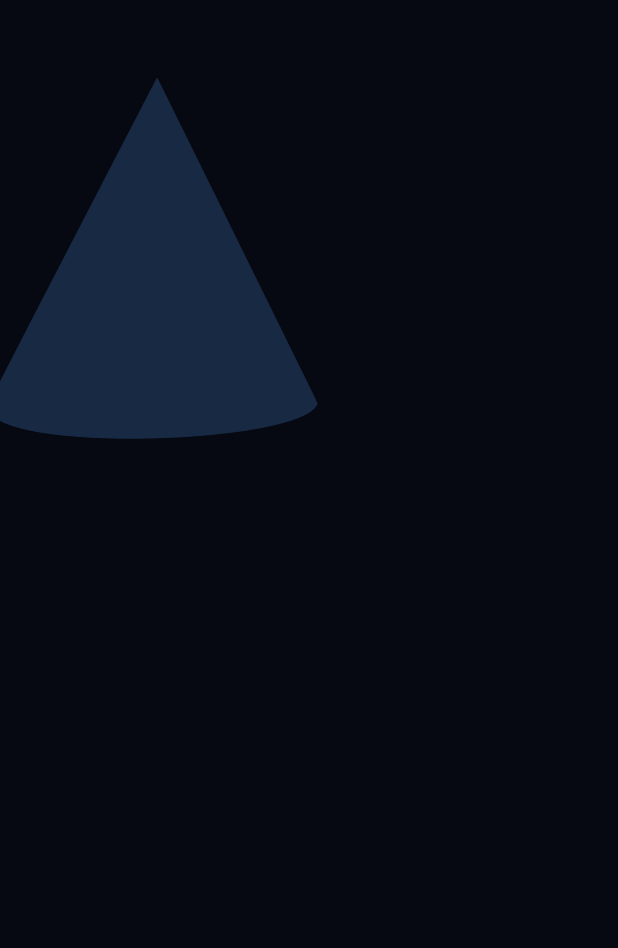
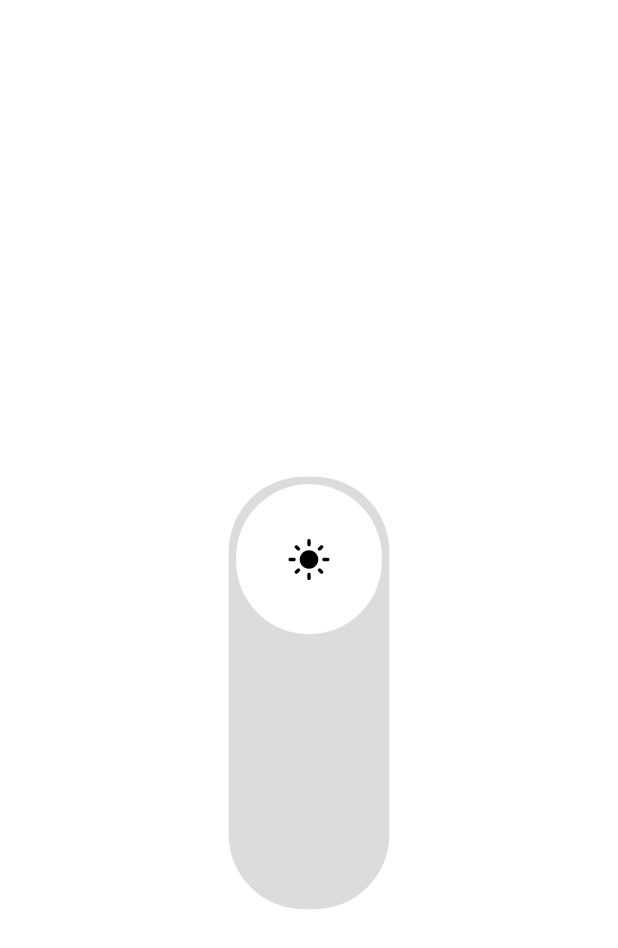
Before and after one commit to m8mamad2/iot_app, a Flutter app: the screen it shows after launch, on a phone screen of 412 x 824 dp. Shown: the top 948 px of the screen. Run offline on Flutter 3.47's test engine with Material 3 defaults, Android fonts, the phone set to English and light mode, and no system bars; missing offline and left inert: mqtt_client.

Commit message:
feat: complete project - fix flutter & arduino codes

```diff
--- a/iot_flutter/lib/home_screen.dart
+++ b/iot_flutter/lib/home_screen.dart
@@ -1,72 +1,49 @@
 import 'package:flutter/material.dart';
+import 'package:iot_flutter/service/mqtt_connection_service.dart';
+import 'package:iot_flutter/utils/utils.dart';
+import 'package:iot_flutter/widget/switch_widget.dart';
 
 
-Size size(BuildContext context)=> MediaQuery.sizeOf(context);
+class HomeScreen extends StatefulWidget {
+  const HomeScreen({super.key});
 
-class HomeScreen extends StatelessWidget {
-  const HomeScreen({super.key});
+  @override
+  State<HomeScreen> createState() => _HomeScreenState();
+}
+class _HomeScreenState extends State<HomeScreen> {
+
+  MqttConnectionService mqttService = MqttConnectionService();
+
+  @override
+  void initState() {
+    super.initState();
+
+    mqttService.setup();
+    mqttService.connection();
+
+  }
 
   @override
   Widget build(BuildContext context) {
     return Scaffold(
-      backgroundColor: Color(0xff060912),
-      body: Column(
-        children: [
-          SizedBox(height: 100,),
-          CustomPaint(
-            size: Size(size(context).width*0.5, size(context).height*0.2),
-            painter: RPSCustomPainter(),
+      body: ValueListenableBuilder(
+        valueListenable: isLamOnValue,
+        builder: (context, value, child) => Container(
+          color: value ? Color(0xff060912) : Colors.white,
+          height: size(context).height,
+          width: double.infinity,
+          child: Center(
+            child: Column(
+              mainAxisAlignment: MainAxisAlignment.center,
+              crossAxisAlignment: CrossAxisAlignment.center,
+              children: [
+                SizedBox(height: 100,),
+                SwitchWidget(mqttService),
+              ]
+            ),
           ),
-        ]
+          ),
       )
     );
   }
 }
-
-class RPSCustomPainter extends CustomPainter{
-
-  @override
-  void paint(Canvas canvas, Size size) {
-
-
-
-  // Triangle
-  Paint paintFill1 = Paint()
-      ..color = const Color(0xff182943)
-      ..style = PaintingStyle.fill
-      ..strokeWidth = size.width*0.00
-      ..strokeCap = StrokeCap.butt
-      ..strokeJoin = StrokeJoin.miter;
-
-
-    Path path_1 = Path();
-    path_1.moveTo(size.width*0.5084833,size.height*-0.2902857);
-    path_1.quadraticBezierTo(size.width*-0.0296333,size.height*1.0083429,size.width*-0.0400500,size.height*1.0383429);
-    path_1.cubicTo(size.width*-0.0218500,size.height*1.2303714,size.width*0.9771000,size.height*1.1884000,size.width*1.0268167,size.height*1.0264286);
-    path_1.quadraticBezierTo(size.width*1.0164000,size.height*0.9964286,size.width*0.5084833,size.height*-0.2902857);
-    path_1.close();
-
-    canvas.drawPath(path_1, paintFill1);
-
-
-  // Triangle
-  Paint paintStroke1 = Paint()
-      ..color = const Color(0xff182943)
-      ..style = PaintingStyle.stroke
-      ..strokeWidth = 0
-      ..strokeCap = StrokeCap.round
-      ..strokeJoin = StrokeJoin.bevel;
-
-
-
-    canvas.drawPath(path_1, paintStroke1);
-
-
-  }
-
-  @override
-  bool shouldRepaint(covariant CustomPainter oldDelegate) {
-    return true;
-  }
-
-}
--- /dev/null
+++ b/iot_flutter/lib/utils/utils.dart
@@ -0,0 +1,9 @@
+import 'package:flutter/material.dart';
+
+const kDarkBackgroundColor = Color(0xff000);
+const kWhiteBackgroundColor = Color(0xff000);
+
+
+Size size(BuildContext context)=> MediaQuery.sizeOf(context);
+
+ValueNotifier<bool> isLamOnValue = ValueNotifier<bool>(false);
--- /dev/null
+++ b/iot_flutter/lib/widget/switch_widget.dart
@@ -0,0 +1,70 @@
+
+import 'package:flutter/material.dart';
+import 'package:iot_flutter/service/mqtt_connection_service.dart';
+import 'package:iot_flutter/utils/utils.dart';
+
+class SwitchWidget extends StatefulWidget {
+  final MqttConnectionService mqttService;
+  SwitchWidget(this.mqttService);
+
+  @override
+  _SwitchWidgetState createState() => _SwitchWidgetState();
+}
+class _SwitchWidgetState extends State<SwitchWidget> {
+
+  Alignment SwitchWidgetAlignment = Alignment.centerLeft;
+  bool value = false;
+
+  @override
+  Widget build(BuildContext context) {
+    return RotatedBox(
+      quarterTurns: 1,
+      child: InkWell(
+        onTap: () {
+
+          if(value){
+            widget.mqttService.publish("device/led", "0");
+            isLamOnValue.value = false;
+          }
+
+          else{
+            widget.mqttService.publish("device/led", "1");
+            isLamOnValue.value = true;
+          }
+
+          setState(() { value = !value; });
+
+        },
+        child: AnimatedContainer(
+          duration: const Duration(milliseconds: 300),
+          curve: Curves.decelerate,
+          width: size(context).width *0.7,
+          height: size(context).height*0.13,
+          decoration: BoxDecoration(
+            borderRadius: BorderRadius.circular(50.0),
+            color: value ? Color(0xFF4F77F1) : Color(0xFFDCDCDC),
+          ),
+          child: AnimatedAlign(
+            duration: const Duration(milliseconds: 300),
+            alignment: value ? Alignment.centerRight : Alignment.centerLeft,
+            curve: Curves.decelerate,
+            child: Padding(
+              padding: const EdgeInsets.all(5.0),
+              child: Container(
+                width: 100,
+                height: 100,
+                decoration: BoxDecoration(
+                  color: value ? Color(0xff060912) : Color(0xFFFFFFFF),
+                  borderRadius: BorderRadius.circular(100.0),
+                ),
+                child: RotatedBox(
+                  quarterTurns:3,
+                  child: Icon(value ? Icons.dark_mode : Icons.light_mode , color: value ? Colors.white : Colors.black,size: 30)),
+              ),
+            ),
+          ),
+        ),
+      ),
+    );
+  }
+}
```
Also changed, not shown: iot_flutter/lib/main.dart (+4 -49 lines), iot_flutter/lib/service/mqtt_connection_service.dart (+7 -11 lines), iot_flutter/lib/utils/extension.dart (deleted), 1 other file.
